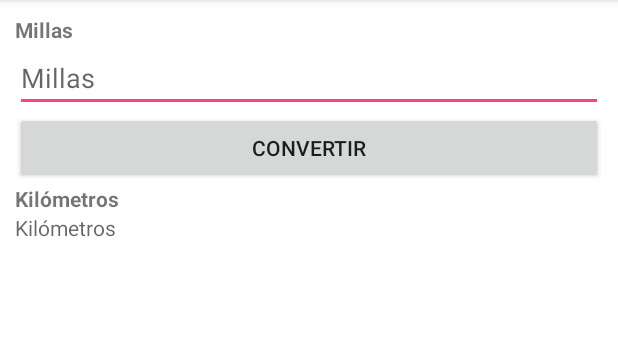
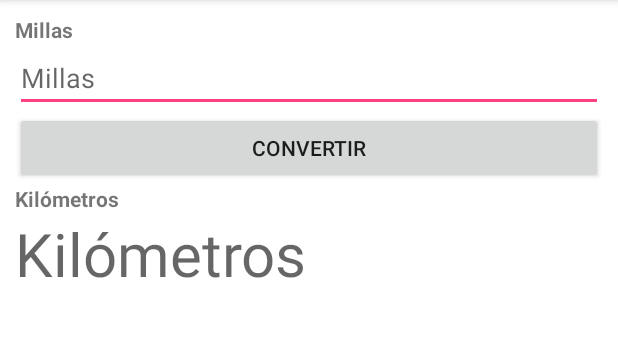
Before and after one commit to uqbar-project/eg-conversor-android-kotlin, an Android app: the screen it shows after launch (ConversorActivity), on a phone screen of 412 x 824 dp, the part 84-421 px from its top. Run offline under Robolectric (Android 15) with nearby library versions, the phone set to English and light mode, and no system bars; 1 statement that could not run was skipped.

Commit message:
Adding README + augmented font for kilometers label

```diff
--- a/app/src/main/res/layout/activity_conversor.xml
+++ b/app/src/main/res/layout/activity_conversor.xml
@@ -39,6 +39,8 @@
         android:id="@+id/conversor_kilometros"
         android:layout_width="match_parent"
         android:layout_height="wrap_content"
+        android:textSize="40dp"
+        android:textColor="#0B173B"
         android:hint="@string/kilometros" />
 
 </LinearLayout>
```
Also changed, not shown: app/src/main/res/mipmap-hdpi/ic_launcher.png, app/src/main/res/mipmap-mdpi/ic_launcher.png, 2 other files.
